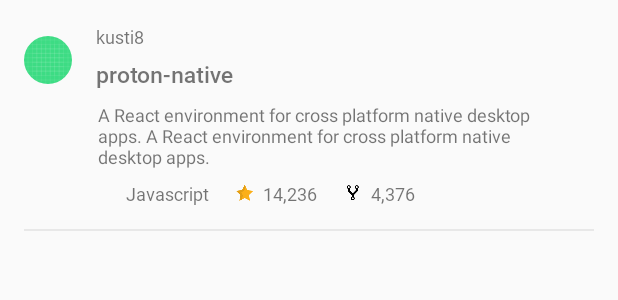
After one commit to PujaLuciX/GithubRepoApp, an Android app: the layout item_repo_list.xml on its own in the app's theme, with its tools: preview values and no code run, on a phone screen of 412 x 824 dp. The commit adds this screen. Shown: the top 300 px of the screen. Run offline under Robolectric (Android 15) with nearby library versions, the phone set to English and light mode, and no system bars.

Commit message:
UI of each repo item

```diff
--- /dev/null
+++ b/app/src/main/res/drawable/avatar_img.xml
@@ -0,0 +1,8 @@
+<?xml version="1.0" encoding="utf-8"?>
+<shape xmlns:android="http://schemas.android.com/apk/res/android"
+    android:innerRadius="0dp"
+    android:shape="ring"
+    android:thicknessRatio="1.9"
+    android:useLevel="false" >
+    <solid android:color="@android:color/transparent" />
+</shape>
--- /dev/null
+++ b/app/src/main/res/drawable/solid_circle.xml
@@ -0,0 +1,12 @@
+<?xml version="1.0" encoding="utf-8"?>
+<layer-list xmlns:android="http://schemas.android.com/apk/res/android">
+    <item
+        android:top="@dimen/sixteen_dp"
+        android:right="@dimen/sixteen_dp"
+        android:bottom="@dimen/sixteen_dp"
+        android:left="@dimen/sixteen_dp">
+        <shape android:shape="oval">
+            <solid android:color="@android:color/holo_red_dark" />
+        </shape>
+    </item>
+</layer-list>
--- /dev/null
+++ b/app/src/main/res/layout/item_repo_list.xml
@@ -0,0 +1,148 @@
+<?xml version="1.0" encoding="utf-8"?>
+<androidx.constraintlayout.widget.ConstraintLayout
+    xmlns:android="http://schemas.android.com/apk/res/android"
+    xmlns:app="http://schemas.android.com/apk/res-auto"
+    android:layout_width="wrap_content"
+    android:layout_height="wrap_content"
+    android:fadeScrollbars="true"
+    android:paddingTop="@dimen/sixteen_dp"
+    android:paddingRight="@dimen/sixteen_dp"
+    android:paddingLeft="@dimen/sixteen_dp">
+
+    <com.google.android.material.imageview.ShapeableImageView
+        android:id="@+id/item_avatar_img"
+        android:layout_height="@dimen/thirty_two_dp"
+        android:layout_width="@dimen/thirty_two_dp"
+        android:layout_marginTop="@dimen/eight_dp"
+        app:shapeAppearanceOverlay="@style/roundedImageViewRounded"
+        app:strokeColor="@android:color/transparent"
+        android:src="@drawable/ic_launcher_background"
+        app:layout_constraintTop_toTopOf="parent"
+        app:layout_constraintStart_toStartOf="parent" />
+
+    <TextView
+        android:id="@+id/item_author"
+        android:layout_width="wrap_content"
+        android:layout_height="wrap_content"
+        android:layout_marginStart="@dimen/sixteen_dp"
+        android:text="@string/user_name"
+        android:fontFamily="@font/roboto"
+        android:textSize="@dimen/twelve_sp"
+        app:layout_constraintStart_toEndOf="@+id/item_avatar_img"
+        app:layout_constraintTop_toTopOf="parent" />
+
+    <TextView
+        android:id="@+id/item_name"
+        android:layout_width="wrap_content"
+        android:layout_height="wrap_content"
+        android:layout_marginStart="@dimen/sixteen_dp"
+        android:layout_marginTop="@dimen/six_dp"
+        android:text="@string/repo_name"
+        android:fontFamily="@font/roboto_medium"
+        android:textSize="@dimen/fifteen_sp"
+        app:layout_constraintStart_toEndOf="@+id/item_avatar_img"
+        app:layout_constraintTop_toBottomOf="@+id/item_author" />
+
+    <TextView
+        android:id="@+id/item_description"
+        android:layout_width="314dp"
+        android:layout_height="wrap_content"
+        android:layout_marginStart="@dimen/sixteen_dp"
+        android:layout_marginTop="@dimen/eight_dp"
+        android:layout_marginEnd="@dimen/sixteen_dp"
+        android:text="@string/repo_description"
+        android:textSize="@dimen/twelve_sp"
+        app:layout_constraintEnd_toEndOf="parent"
+        app:layout_constraintStart_toEndOf="@+id/item_avatar_img"
+        app:layout_constraintTop_toBottomOf="@+id/item_name" />
+
+    <ImageView
+        android:id="@+id/language_symbol"
+        android:layout_width="@dimen/sixteen_dp"
+        android:layout_height="@dimen/sixteen_dp"
+        android:layout_marginStart="@dimen/sixteen_dp"
+        android:layout_marginTop="@dimen/eight_dp"
+        android:layout_marginBottom="@dimen/sixteen_dp"
+        android:src="@drawable/solid_circle"
+        app:layout_constraintStart_toEndOf="@+id/item_avatar_img"
+        app:layout_constraintTop_toBottomOf="@+id/item_description"
+        android:contentDescription="@string/solid_circle" />
+
+    <TextView
+        android:id="@+id/item_language"
+        android:layout_width="wrap_content"
+        android:layout_height="@dimen/sixteen_dp"
+        android:layout_marginStart="@dimen/four_dp"
+        android:layout_marginTop="@dimen/eight_dp"
+        android:layout_marginBottom="@dimen/sixteen_dp"
+        android:text="@string/language"
+        android:fontFamily="@font/roboto"
+        android:textSize="@dimen/twelve_sp"
+        app:layout_constraintStart_toEndOf="@+id/language_symbol"
+        app:layout_constraintTop_toBottomOf="@+id/item_description" />
+
+    <ImageView
+        android:id="@+id/star_symbol"
+        android:layout_width="@dimen/sixteen_dp"
+        android:layout_height="@dimen/sixteen_dp"
+        android:layout_marginStart="@dimen/sixteen_dp"
+        android:layout_marginTop="@dimen/eight_dp"
+        android:layout_marginBottom="@dimen/sixteen_dp"
+        android:src="@drawable/star_yellow"
+        app:layout_constraintStart_toEndOf="@+id/item_language"
+        app:layout_constraintTop_toBottomOf="@+id/item_description"
+        android:contentDescription="@string/star" />
+
+    <TextView
+        android:id="@+id/item_star"
+        android:layout_width="wrap_content"
+        android:layout_height="@dimen/sixteen_dp"
+        android:layout_marginStart="@dimen/four_dp"
+        android:layout_marginTop="@dimen/eight_dp"
+        android:layout_marginBottom="@dimen/sixteen_dp"
+        android:text="@string/star_count"
+        android:fontFamily="@font/roboto"
+        android:textSize="@dimen/twelve_sp"
+        app:layout_constraintStart_toEndOf="@+id/star_symbol"
+        app:layout_constraintTop_toBottomOf="@+id/item_description" />
+
+    <ImageView
+        android:id="@+id/fork_symbol"
+        android:layout_width="@dimen/sixteen_dp"
+        android:layout_height="@dimen/sixteen_dp"
+        android:layout_marginStart="@dimen/sixteen_dp"
+        android:layout_marginTop="@dimen/eight_dp"
+        android:layout_marginBottom="@dimen/sixteen_dp"
+        android:src="@drawable/fork_black"
+        app:layout_constraintStart_toEndOf="@+id/item_star"
+        app:layout_constraintTop_toBottomOf="@+id/item_description"
+        android:contentDescription="@string/fork" />
+
+    <TextView
+        android:id="@+id/item_fork"
+        android:layout_width="wrap_content"
+        android:layout_height="@dimen/sixteen_dp"
+        android:layout_marginStart="@dimen/four_dp"
+        android:layout_marginTop="@dimen/eight_dp"
+        android:layout_marginBottom="@dimen/sixteen_dp"
+        android:text="@string/fork_count"
+        android:fontFamily="@font/roboto"
+        android:textSize="@dimen/twelve_sp"
+        app:layout_constraintStart_toEndOf="@+id/fork_symbol"
+        app:layout_constraintTop_toBottomOf="@+id/item_description" />
+
+    <View
+        android:id="@+id/name"
+        android:layout_width="match_parent"
+        android:layout_height="@dimen/one_dp"
+        android:layout_marginTop="@dimen/sixteen_dp"
+        android:background="@color/grey_seperation_line"
+        app:layout_constraintTop_toBottomOf="@+id/item_language"/>
+
+    <androidx.constraintlayout.widget.Group
+        android:layout_width="wrap_content"
+        android:layout_height="wrap_content"
+        app:constraint_referenced_ids="item_description,language_symbol,item_language,star_symbol,item_star,fork_symbol,item_fork"
+        android:id="@+id/group" />
+
+</androidx.constraintlayout.widget.ConstraintLayout>
--- a/app/src/main/res/values/dimens.xml
+++ b/app/src/main/res/values/dimens.xml
@@ -14,6 +14,7 @@
     <dimen name="eighteen_sp">18sp</dimen>
     <dimen name="twenty_one_dp">21dp</dimen>
     <dimen name="twenty_four_dp">24dp</dimen>
+    <dimen name="twenty_four_sp">24sp</dimen>
     <dimen name="twenty_eight_dp">28dp</dimen>
     <dimen name="thirty_two_dp">32dp</dimen>
     <dimen name="thirty_six_dp">36dp</dimen>
--- a/app/src/main/res/values/strings.xml
+++ b/app/src/main/res/values/strings.xml
@@ -9,4 +9,12 @@
     <string name="fork">fork</string>
     <string name="star">star</string>
 
+    <!--for hard-coded text-->
+    <string name="user_name">kusti8</string>
+    <string name="repo_name">proton-native</string>
+    <string name="language">Javascript</string>
+    <string name="star_count">14,236</string>
+    <string name="fork_count">4,376</string>
+    <string name="repo_description">A React environment for cross platform native desktop apps. A React environment for cross platform native desktop apps.</string>
+
 </resources>
```
